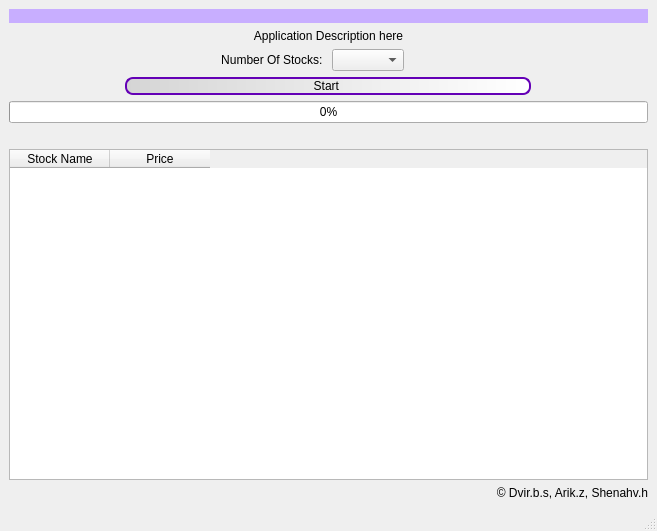
This is app_gui.ui in dvirbens/YahooFinanceScraper as Qt 5 draws it before an edit. The edited form follows.
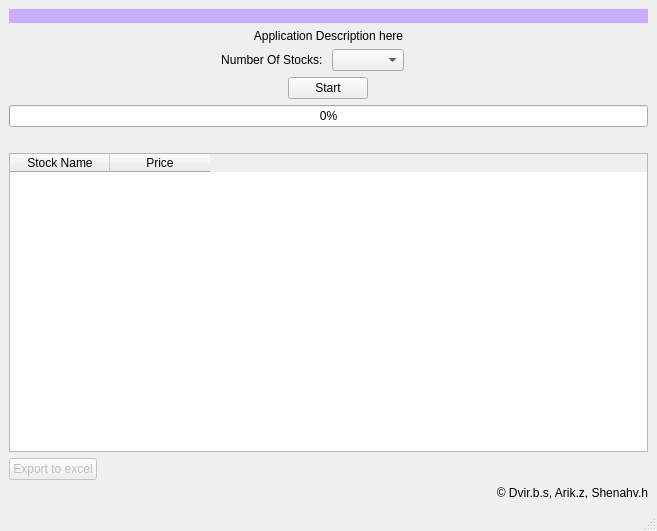
This is the edited form. Icons and pictures are not drawn.

Commit message: Gui added, export to excel button added

```diff
--- a/app_gui.ui
+++ b/app_gui.ui
@@ -25,6 +25,16 @@
   </property>
   <widget class="QWidget" name="centralwidget">
    <layout class="QGridLayout" name="gridLayout">
+    <item row="7" column="0" alignment="Qt::AlignLeft">
+     <widget class="QPushButton" name="ExportBtn">
+      <property name="enabled">
+       <bool>false</bool>
+      </property>
+      <property name="text">
+       <string>Export to excel</string>
+      </property>
+     </widget>
+    </item>
     <item row="5" column="0">
      <widget class="QLabel" name="progress_msg">
       <property name="text">
@@ -35,7 +45,7 @@
       </property>
      </widget>
     </item>
-    <item row="7" column="0">
+    <item row="8" column="0">
      <widget class="QLabel" name="label_4">
       <property name="styleSheet">
        <string notr="true">font: 6pt &quot;MS Shell Dlg 2&quot;;</string>
@@ -61,30 +71,6 @@
       </property>
      </widget>
     </item>
-    <item row="3" column="0" alignment="Qt::AlignHCenter|Qt::AlignVCenter">
-     <widget class="QPushButton" name="startButton">
-      <property name="minimumSize">
-       <size>
-        <width>406</width>
-        <height>0</height>
-       </size>
-      </property>
-      <property name="toolTip">
-       <string/>
-      </property>
-      <property name="styleSheet">
-       <string notr="true">  border: 2px solid rgb(100, 0, 182) ;
-  border-radius: 8px;
-  padding: 0 6px;
-font: 75 11pt &quot;Calibri&quot; ;
-background-color: qlineargradient(spread:reflect, x1:0, y1:0, x2:1, y2:0, stop:0 rgba(213, 213, 213, 255), stop:1 rgba(255, 255, 255, 255));
-</string>
-      </property>
-      <property name="text">
-       <string>Start </string>
-      </property>
-     </widget>
-    </item>
     <item row="6" column="0">
      <widget class="QTableWidget" name="tableWidget">
       <column>
@@ -152,6 +138,13 @@
       </property>
      </widget>
     </item>
+    <item row="3" column="0" alignment="Qt::AlignHCenter">
+     <widget class="QPushButton" name="startButton">
+      <property name="text">
+       <string>Start</string>
+      </property>
+     </widget>
+    </item>
    </layout>
   </widget>
   <widget class="QMenuBar" name="menubar">
```
The commit also changes 1 other file.
